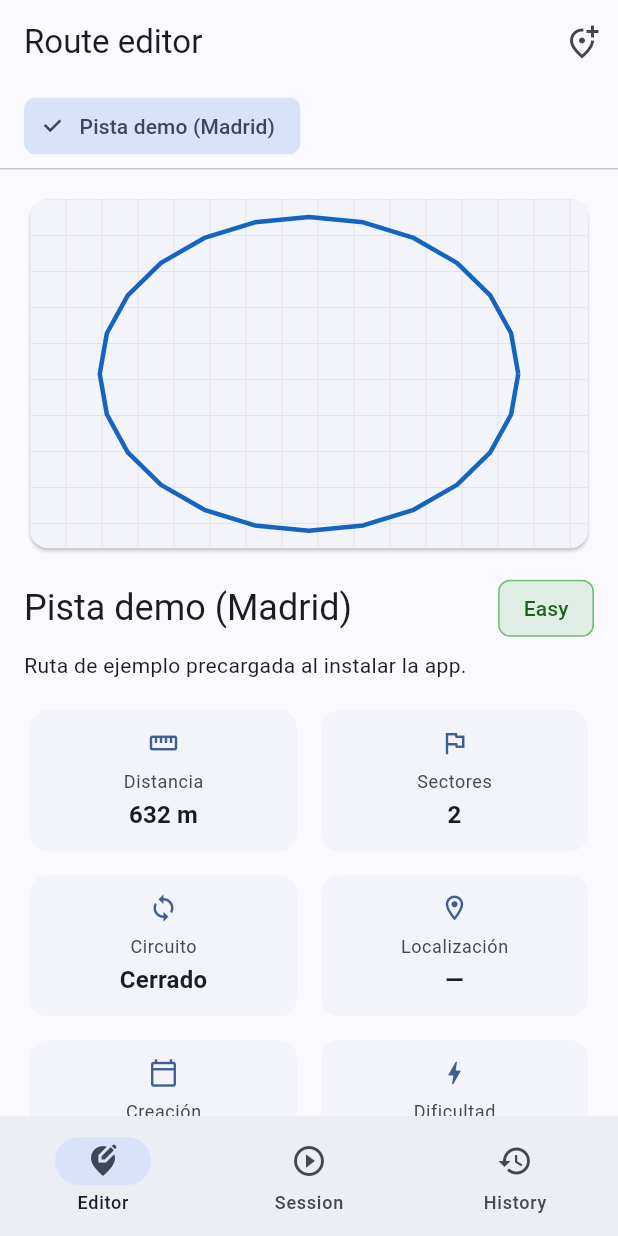
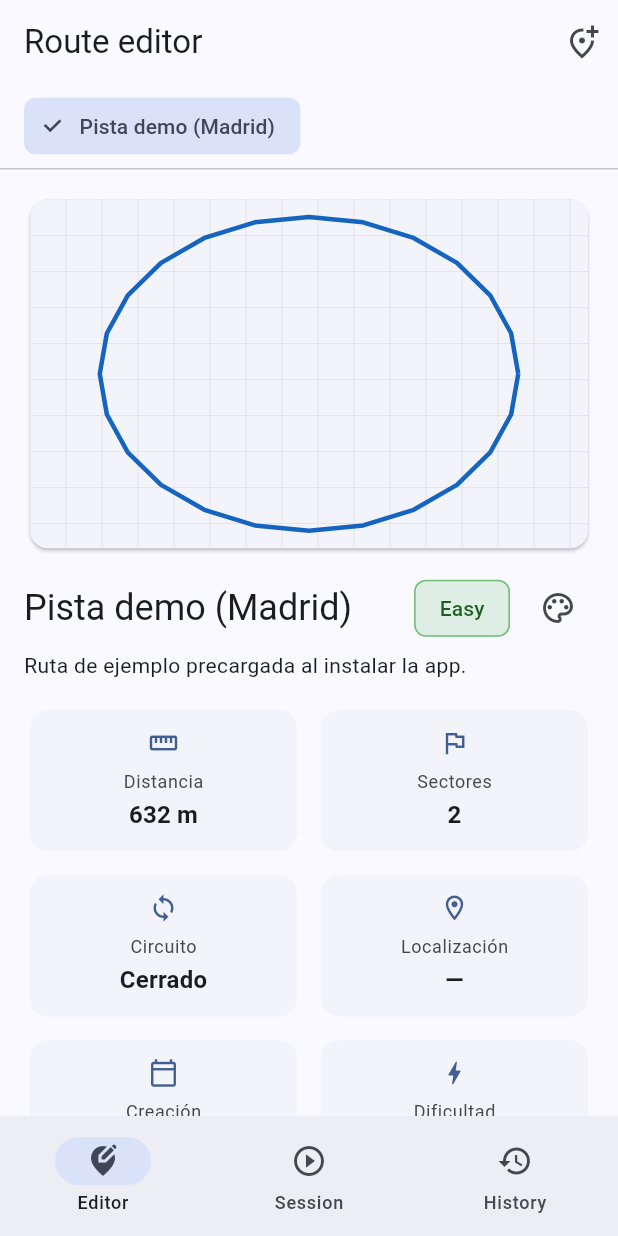
Before and after one commit to PabloMartinezIbanez/splitway, a Flutter app: the screen it shows after launch, on a phone screen of 412 x 824 dp. Run offline on Flutter 3.47's test engine with Material 3 defaults, Android fonts, the phone set to English and light mode, and no system bars; our stand-ins replace connectivity_plus, geolocator, go_router, google_sign_in, shared_preferences, sqflite and 1 more; missing offline and left inert: mapbox_maps_flutter; accounts and stored records are empty.

Commit message:
fix(editor): restore sectors toggle button next to difficulty chip
Co-Authored-By: Claude Opus 4.6 <noreply@anthropic.com>

```diff
--- a/movile_app/lib/src/features/editor/route_editor_screen.dart
+++ b/movile_app/lib/src/features/editor/route_editor_screen.dart
@@ -250,13 +250,23 @@ class _RouteDetail extends StatelessWidget {
         ),
         const SizedBox(height: 12),
 
-        // Route name + difficulty
+        // Route name + difficulty + sectors toggle
         Row(
           children: [
             Expanded(
               child: Text(route.name, style: theme.textTheme.headlineSmall),
             ),
             _DifficultyChip(difficulty: route.difficulty),
+            if (route.sectors.isNotEmpty) ...[
+              const SizedBox(width: 8),
+              IconButton(
+                onPressed: onToggleSectors,
+                icon: Icon(
+                  showSectors ? Icons.palette : Icons.palette_outlined,
+                ),
+                tooltip: showSectors ? 'Ocultar sectores' : 'Ver sectores',
+              ),
+            ],
           ],
         ),
         if (route.description != null && route.description!.isNotEmpty) ...[
```
